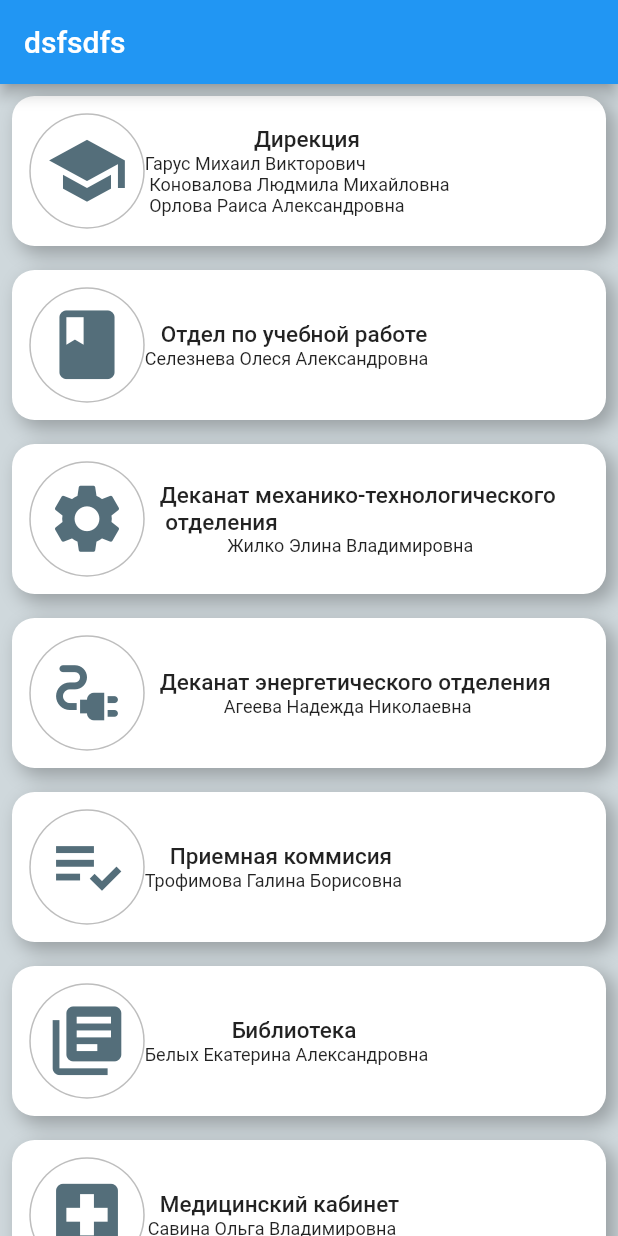
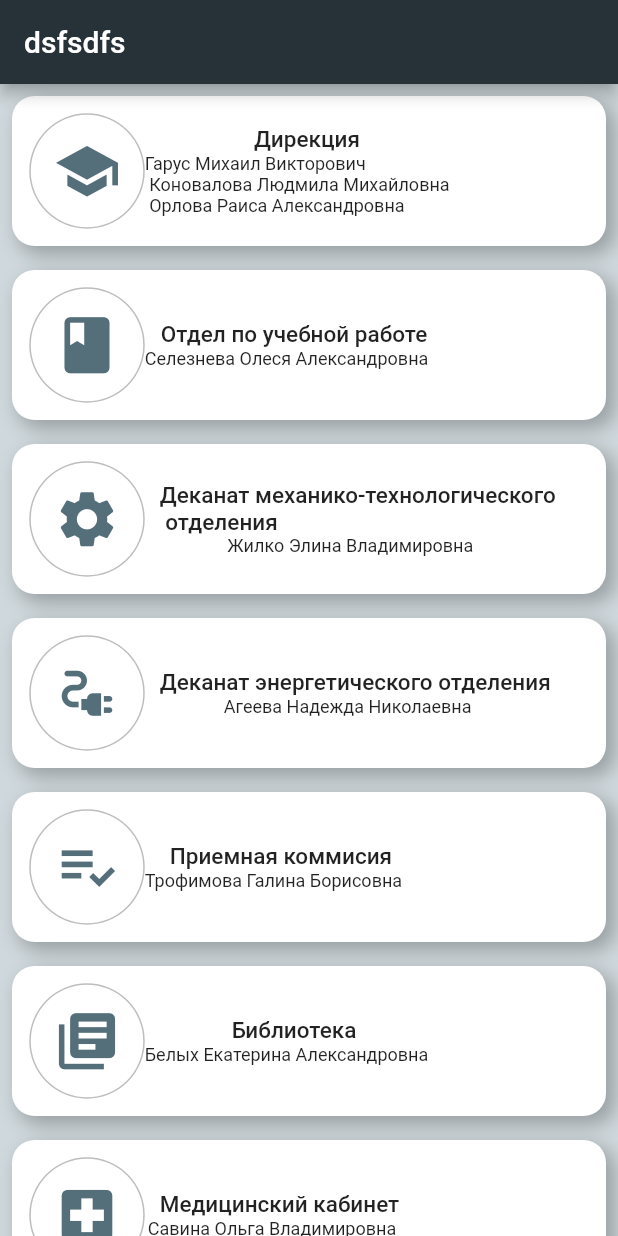
Before and after one commit to Haf4nya/Direction, a Flutter app: the screen it shows after launch, on a phone screen of 412 x 824 dp. Run offline on Flutter 3.47's test engine with Material 2 defaults, Android fonts, the phone set to English and light mode, and no system bars.

Commit message:
Сделал иконки более гармоничными

```diff
--- a/lib/Screens/MenuScreen.dart
+++ b/lib/Screens/MenuScreen.dart
@@ -17,6 +17,7 @@ class _MenuScreenState extends State<MenuScreen> {
         backgroundColor: AppColors.BGColor,
         appBar: AppBar(
           title: Text('dsfsdfs'),
+          backgroundColor: Colors.blueGrey[900],
         ),
         body: ListView.builder(
             itemCount: mainMenu.length,
--- a/lib/domain/models/Models.dart
+++ b/lib/domain/models/Models.dart
@@ -6,10 +6,6 @@ class Direction {
   String photo;
   Direction(this.name, this.post, this.photo);
 }
-
-const String? garus = "lib/Assets/images/rector.jpg";
-const String? konovalova = "lib/Assets/images/konovalova.jpg";
-const String? orlova = 'lib/Assets/images/orlova.jpg';
 
 class MainMenu {
   String department;
@@ -39,17 +35,15 @@ class MyWidget extends StatelessWidget {
 
   @override
   Widget build(BuildContext context) {
-    return Container(
-      child: Row(
+    return Row(
       mainAxisAlignment: MainAxisAlignment.center,
       children: [
         Icon(
           icon,
-            size: 55,
+          size: 45,
           color: Colors.blueGrey[600],
         ),
       ],
-      ),
     );
   }
 }
```
Lines whose indentation alone changed are shown as unchanged.
